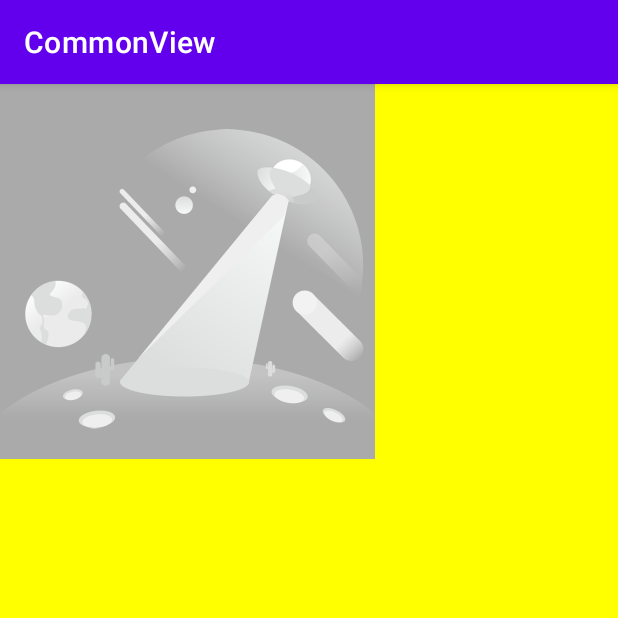
After one commit to Fox-hu/CommonView, an Android app: the WrapContentCustomViewActivity screen opened directly, with no data from a screen before it, on a phone screen of 412 x 824 dp, the top half of it. The commit adds this screen. Run offline under Robolectric (Android 15) with nearby library versions, the phone set to English and light mode, and no system bars.

Commit message:
add wrap content custom view demo

```diff
--- a/app/src/main/AndroidManifest.xml
+++ b/app/src/main/AndroidManifest.xml
@@ -1,6 +1,6 @@
 <?xml version="1.0" encoding="utf-8"?>
 <manifest xmlns:android="http://schemas.android.com/apk/res/android"
-    package="com.fox.commonview">
+    package="com.fox.commonview" >
 
     <application
         android:allowBackup="true"
@@ -8,18 +8,23 @@
         android:label="@string/app_name"
         android:roundIcon="@mipmap/ic_launcher_round"
         android:supportsRtl="true"
-        android:theme="@style/Theme.CommonView">
+        android:theme="@style/Theme.CommonView" >
+        <activity
+            android:name=".practice.WrapContentCustomViewActivity"
+            android:exported="false" />
+        <activity
+            android:name=".practice.PracticeListActivity"
+            android:exported="false" />
         <activity
             android:name=".MainActivity"
-            android:exported="true">
-            <intent-filter>
+            android:exported="true" >
+            <intent-filter >
                 <action android:name="android.intent.action.MAIN" />
 
                 <category android:name="android.intent.category.LAUNCHER" />
-            </intent-filter>
-        </activity>
-
-        <activity android:name=".touch.TouchDemoActivity"/>
+            </intent-filter >
+        </activity >
+        <activity android:name=".touch.TouchDemoActivity" />
         <activity android:name=".custom.SplashActivity" />
         <activity android:name=".custom.LoveActivity" />
         <activity android:name=".custom.BubbleActivity" />
@@ -32,6 +37,6 @@
         <activity android:name=".custom.ScrollActivity" />
         <activity android:name=".animator.ViewGroupTransitionActivity" />
         <activity android:name=".custom.CoordinatorLayoutActivity" />
-    </application>
+    </application >
 
-</manifest>
+</manifest >
--- a/app/src/main/java/com/fox/commonview/MainActivity.kt
+++ b/app/src/main/java/com/fox/commonview/MainActivity.kt
@@ -4,6 +4,7 @@ import com.fox.commonbase.base.BaseListActivity
 import com.fox.commonview.animator.ViewGroupTransitionActivity
 import com.fox.commonview.custom.ViewTestDemoSetActivity
 import com.fox.commonview.custom.SimpleViewTestActivity
+import com.fox.commonview.practice.PracticeListActivity
 import com.fox.commonview.touch.TouchDemoActivity
 
 class MainActivity : BaseListActivity() {
@@ -12,6 +13,6 @@ class MainActivity : BaseListActivity() {
         activityMap["ViewGroupTransitionActivity"] = ViewGroupTransitionActivity::class.java
         activityMap["SimpleTestView"] = SimpleViewTestActivity::class.java
         activityMap["ViewTestDemoSet"] = ViewTestDemoSetActivity::class.java
-
+        activityMap["PracticeListActivity"] = PracticeListActivity::class.java
     }
 }
--- /dev/null
+++ b/app/src/main/java/com/fox/commonview/custom/view/WrapContentCustomView.kt
@@ -0,0 +1,59 @@
+package com.fox.commonview.custom.view
+
+import android.content.Context
+import android.graphics.Bitmap
+import android.graphics.BitmapFactory
+import android.graphics.Canvas
+import android.util.AttributeSet
+import android.view.View
+import com.fox.commonview.R
+
+/**
+ * @Author fox
+ * @Date 2024/1/17 23:34
+ */
+class WrapContentCustomView
+@JvmOverloads constructor(
+    context: Context, attrs: AttributeSet? = null, defStyleAttr: Int = 0
+) : View(context, attrs, defStyleAttr) {
+
+    private var mWidth: Int = 0
+    private var mHeight: Int = 0
+    private var mBitmap:Bitmap? = null
+
+    init {
+        mBitmap = BitmapFactory.decodeResource(context.resources, R.drawable.common_feedback_error)
+        mWidth = mBitmap?.width ?: 0
+        mHeight = mBitmap?.height ?: 0
+    }
+
+    /**
+     * 重写onMeasure方法，使得wrap_content生效
+     * 控件宽高由父容器和子控件的测量模式共同决定
+     * 可以认为
+     * MeasureSpec.AT_MOST = wrap_content
+     * MeasureSpec.EXACTLY = match_parent
+     */
+    override fun onMeasure(widthMeasureSpec: Int, heightMeasureSpec: Int) {
+        super.onMeasure(widthMeasureSpec, heightMeasureSpec)
+        val widthMode = MeasureSpec.getMode(widthMeasureSpec)
+        val heightMode = MeasureSpec.getMode(heightMeasureSpec)
+        val widthSize = MeasureSpec.getSize(widthMeasureSpec)
+        val heightSize = MeasureSpec.getSize(heightMeasureSpec)
+
+        if(widthMode == MeasureSpec.AT_MOST && heightMode == MeasureSpec.AT_MOST){
+            setMeasuredDimension(mWidth, mHeight)
+        } else if (widthMode == MeasureSpec.AT_MOST){
+            setMeasuredDimension(mWidth, heightSize)
+        } else if (heightMode == MeasureSpec.AT_MOST){
+            setMeasuredDimension(widthSize, mHeight)
+        } else {
+            setMeasuredDimension(widthSize, heightSize)
+        }
+    }
+
+    override fun onDraw(canvas: Canvas?) {
+        super.onDraw(canvas)
+        mBitmap?.let { canvas?.drawBitmap(it, 0f, 0f, null) }
+    }
+}
--- /dev/null
+++ b/app/src/main/java/com/fox/commonview/practice/PracticeListActivity.kt
@@ -0,0 +1,16 @@
+package com.fox.commonview.practice
+
+import androidx.appcompat.app.AppCompatActivity
+import android.os.Bundle
+import com.fox.commonbase.base.BaseListActivity
+import com.fox.commonview.R
+import com.fox.commonview.animator.ViewGroupTransitionActivity
+import com.fox.commonview.custom.SimpleViewTestActivity
+import com.fox.commonview.custom.ViewTestDemoSetActivity
+import com.fox.commonview.touch.TouchDemoActivity
+
+class PracticeListActivity : BaseListActivity() {
+    override fun initItem() {
+        activityMap["WrapContentCustomView"] = WrapContentCustomViewActivity::class.java
+    }
+}
--- /dev/null
+++ b/app/src/main/java/com/fox/commonview/practice/WrapContentCustomViewActivity.kt
@@ -0,0 +1,12 @@
+package com.fox.commonview.practice
+
+import androidx.appcompat.app.AppCompatActivity
+import android.os.Bundle
+import com.fox.commonview.R
+
+class WrapContentCustomViewActivity : AppCompatActivity() {
+    override fun onCreate(savedInstanceState: Bundle?) {
+        super.onCreate(savedInstanceState)
+        setContentView(R.layout.activity_wrap_content_custom_view)
+    }
+}
--- /dev/null
+++ b/app/src/main/res/layout/activity_wrap_content_custom_view.xml
@@ -0,0 +1,15 @@
+<?xml version="1.0" encoding="utf-8"?>
+<LinearLayout xmlns:android="http://schemas.android.com/apk/res/android"
+    xmlns:app="http://schemas.android.com/apk/res-auto"
+    xmlns:tools="http://schemas.android.com/tools"
+    android:layout_width="match_parent"
+    android:layout_height="match_parent"
+    android:background="#ffff00"
+    tools:context=".practice.WrapContentCustomViewActivity" >
+
+    <com.fox.commonview.custom.view.WrapContentCustomView
+        android:background="@android:color/darker_gray"
+        android:layout_width="wrap_content"
+        android:layout_height="wrap_content"/>
+
+</LinearLayout>
--- a/app/src/main/res/values/strings.xml
+++ b/app/src/main/res/values/strings.xml
@@ -1,3 +1,3 @@
-<resources>
-    <string name="app_name">CommonView</string>
-</resources>
+<resources >
+    <string name="app_name" >CommonView</string >
+</resources >
```
Also changed, not shown: app/src/main/res/drawable-xxhdpi/common_feedback_error.png (added).
